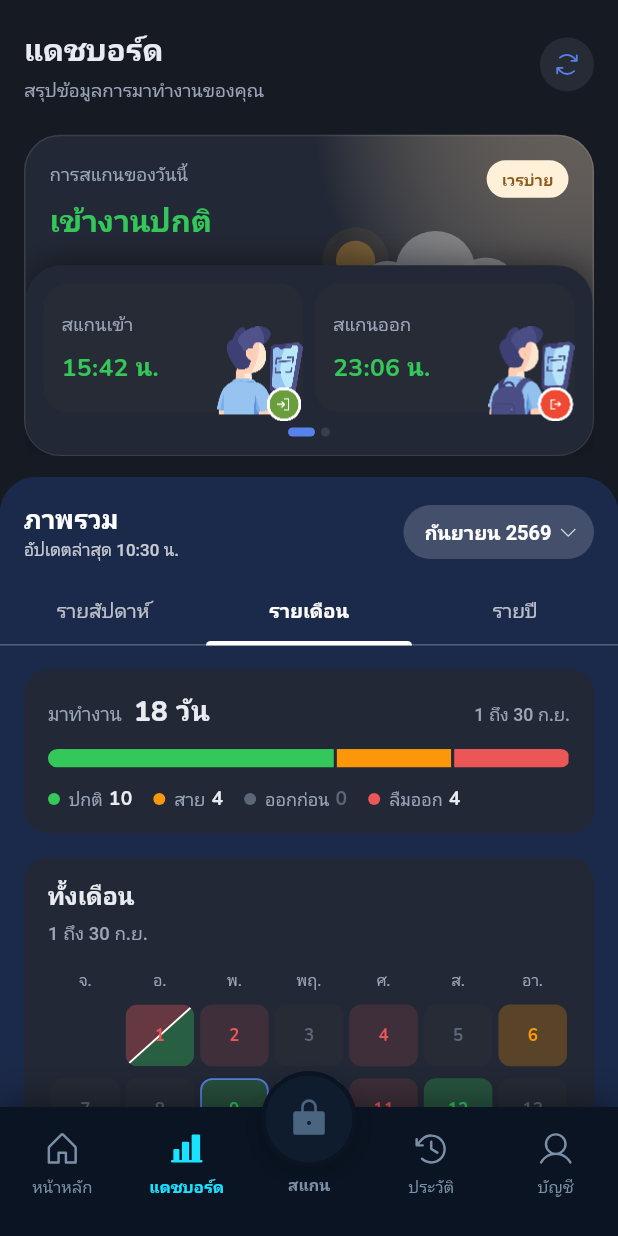
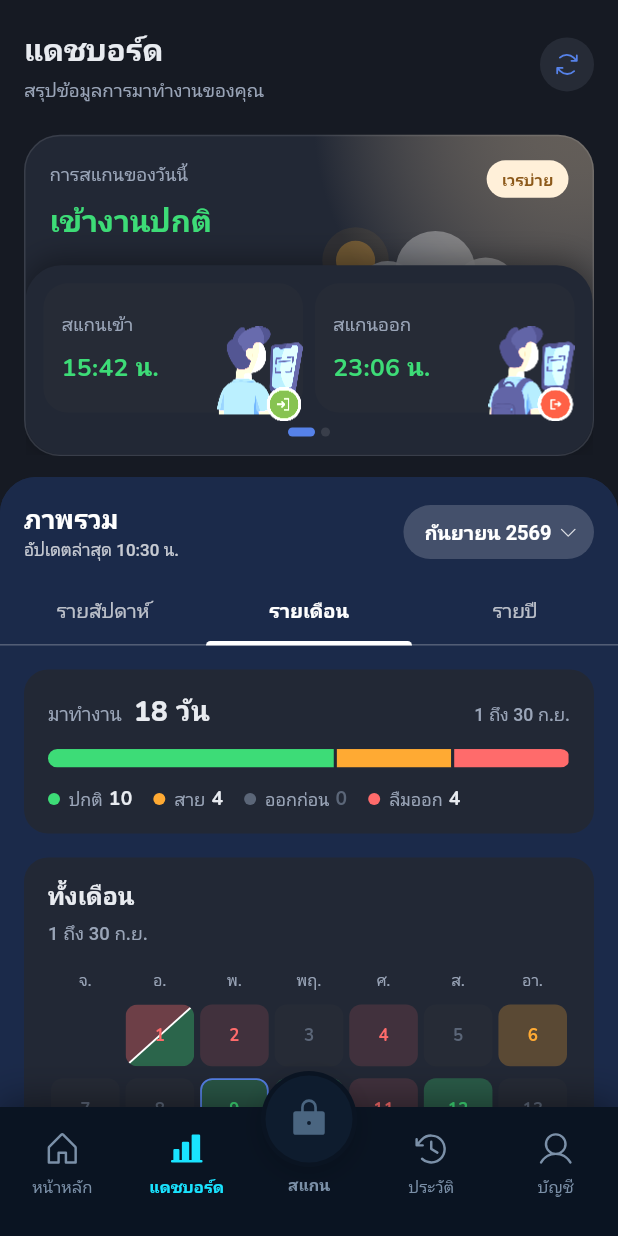
Before and after one commit to BMS-UXUI-GIT/BMS-FaceEnroll, a Flutter app: the ShellView screen opened by its route, item 2 of the bottom bar chosen, on a phone screen of 412 x 824 dp. Run offline on Flutter 3.47's test engine with Material 3 defaults, Android fonts, the phone set to English and light mode, and no system bars; our stand-ins replace audioplayers, battery_plus, camera, fl_chart, flutter_svg, geolocator and 9 more; missing offline and left inert: google_mlkit_face_detection, network_info_plus, screen_brightness; accounts and stored records are empty; network calls fail.

Commit message:
fix(dashboard): make dark mode readable
- ปฏิทิน heatmap เดิมทาสีทึบไล่ alpha 0.3→1.0 บนพื้นเข้ม กลายเป็นสีเลือดหมู
  ตอน alpha กลาง ๆ และแสบตาตอนเต็ม → โหมดมืดใช้สีย้อมบาง (0.14→0.34)
  แล้วให้ตัวเลขเป็นสีของสถานะแทน แบบเดียวกับป้าย badge
- ok / warn / bad / info มีเฉดสว่างเฉพาะโหมดมืด — ม่วงกับแดงเดิมจมไปกับพื้น
- ภาพประกอบในช่องสแกนเข้า/ออก วาดมาสำหรับพื้นสว่าง เส้นขอบเข้มจมไปกับการ์ด
  โหมดมืดจึงเร่งความสว่างด้วย ColorFilter (คูณ 1.18 + ยกพื้น 10)

Co-Authored-By: Claude Opus 5 (1M context) <noreply@anthropic.com>

```diff
--- a/lib/app/modules/dashboard/dash_theme.dart
+++ b/lib/app/modules/dashboard/dash_theme.dart
@@ -82,18 +82,23 @@ class Dash {
     colors: [Color(0xFF8CBFEE), Color(0xFF5D9BDD), Color(0xFF2E6CB3)],
     stops: [0, 0.48, 1],
   );
-  // semantic
-  static Color get ok => const Color(0xFF34C759); // colors/green จาก Figma
+  // semantic — โหมดมืดใช้เฉดที่สว่างกว่าเล็กน้อย สีเดิมบางตัว (ม่วง/แดง) จมไปกับพื้นเข้ม
+  static Color get ok =>
+      dark ? const Color(0xFF3DDC77) : const Color(0xFF34C759); // colors/green
   static Color get hairline => dark
       ? const Color(0x1AFFFFFF)
       : const Color(0x1A000000); // border การ์ด rgba(0,0,0,.1)
   /// พื้นการ์ดย่อย — ทึบ 100% ไม่ใช่สีโปร่ง เพราะภาพประกอบที่วางหลังการ์ดจะทะลุขึ้นมาเห็น
   static Color get rowBg =>
       dark ? const Color(0xFF262B36) : const Color(0xFFF4F6F9);
-  static Color get warn => const Color(0xFFFC9709);
-  static Color get bad => const Color(0xFFEB5757);
+  static Color get warn =>
+      dark ? const Color(0xFFFFAA33) : const Color(0xFFFC9709);
+  static Color get bad =>
+      dark ? const Color(0xFFFF6B6B) : const Color(0xFFEB5757);
+
+  /// ออกก่อนเวลา = ม่วง (ตามเว็บ)
   static Color get info =>
-      const Color(0xFF8D58D3); // ออกก่อนเวลา = ม่วง (ตามเว็บ)
+      dark ? const Color(0xFFA97BE8) : const Color(0xFF8D58D3);
   // badge (bg, text) ตาม --badge-*
   static (Color, Color) get bLate => dark
       ? (const Color(0x2EFC9709), const Color(0xFFFFC46B))
--- a/lib/app/modules/dashboard/widgets/scan_tiles.dart
+++ b/lib/app/modules/dashboard/widgets/scan_tiles.dart
@@ -181,6 +181,47 @@ class _ScanTileState extends State<_ScanTile>
     ),
   );
 
+  /// ภาพประกอบมุมขวาล่างของช่อง — โหมดมืดเร่งความสว่างขึ้นเล็กน้อย
+  /// ต้นฉบับวาดมาสำหรับพื้นสว่าง เส้นขอบเข้ม ๆ เลยจมไปกับการ์ดสีเทาเข้ม
+  Widget _art() {
+    final img = Image.asset(
+      widget.art,
+      width: Dash.sp(56),
+      height: Dash.sp(62),
+      fit: BoxFit.contain,
+      alignment: Alignment.bottomRight,
+      cacheWidth: (Dash.sp(56) * Dash.dpr).round(),
+      cacheHeight: (Dash.sp(62) * Dash.dpr).round(),
+    );
+    if (!Dash.dark) return img;
+    return ColorFiltered(
+      // คูณความสว่าง 1.18 + ยกพื้น 10 — สีคงเดิม แค่สว่างขึ้นทั้งภาพ
+      colorFilter: const ColorFilter.matrix(<double>[
+        1.18,
+        0,
+        0,
+        0,
+        10,
+        0,
+        1.18,
+        0,
+        0,
+        10,
+        0,
+        0,
+        1.18,
+        0,
+        10,
+        0,
+        0,
+        0,
+        1,
+        0,
+      ]),
+      child: img,
+    );
+  }
+
   Widget _skelBox() => Skel(height: ScanTiles.tileH, radius: 16);
 
   Widget _box(Widget child) => DecoratedBox(
@@ -196,19 +237,7 @@ class _ScanTileState extends State<_ScanTile>
         Clip.none, // ปล่อยให้ภาพล้นพ้นการ์ดได้ (Stack ตัดขอบเป็นค่าเริ่มต้น)
     children: [
       // ภาพประกอบล้นพ้นขอบล่างการ์ดนิดเดียว — เห็นเต็มตัว ไม่ถูกตัด
-      Positioned(
-        right: 0,
-        bottom: -6,
-        child: Image.asset(
-          widget.art,
-          width: Dash.sp(56),
-          height: Dash.sp(62),
-          fit: BoxFit.contain,
-          alignment: Alignment.bottomRight,
-          cacheWidth: (Dash.sp(56) * Dash.dpr).round(),
-          cacheHeight: (Dash.sp(62) * Dash.dpr).round(),
-        ),
-      ),
+      Positioned(right: 0, bottom: -6, child: _art()),
       Padding(
         padding: const EdgeInsets.all(12),
         child: Column(
```
